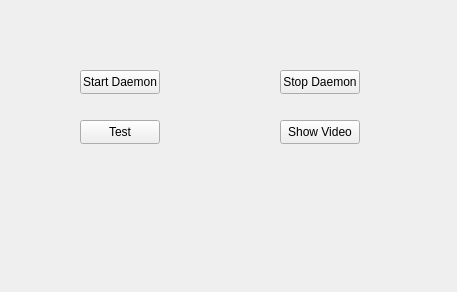
Above: widget.ui from stmxmv/ANPhoneTool before the change. Below: the same form after it.
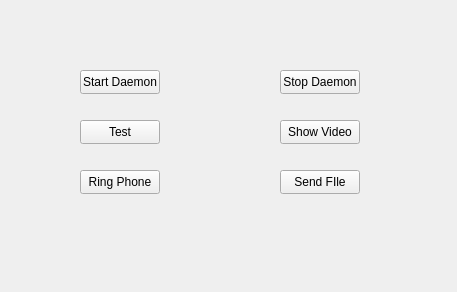
That is the form after the change.

What changed in the file:
```diff
--- a/widget.ui
+++ b/widget.ui
@@ -65,6 +65,32 @@
     <string>Stop Daemon</string>
    </property>
   </widget>
+  <widget class="QPushButton" name="ringPhoneButton">
+   <property name="geometry">
+    <rect>
+     <x>80</x>
+     <y>170</y>
+     <width>80</width>
+     <height>24</height>
+    </rect>
+   </property>
+   <property name="text">
+    <string>Ring Phone</string>
+   </property>
+  </widget>
+  <widget class="QPushButton" name="sendFileButton">
+   <property name="geometry">
+    <rect>
+     <x>280</x>
+     <y>170</y>
+     <width>80</width>
+     <height>24</height>
+    </rect>
+   </property>
+   <property name="text">
+    <string>Send FIle</string>
+   </property>
+  </widget>
  </widget>
  <resources/>
  <connections/>
```
